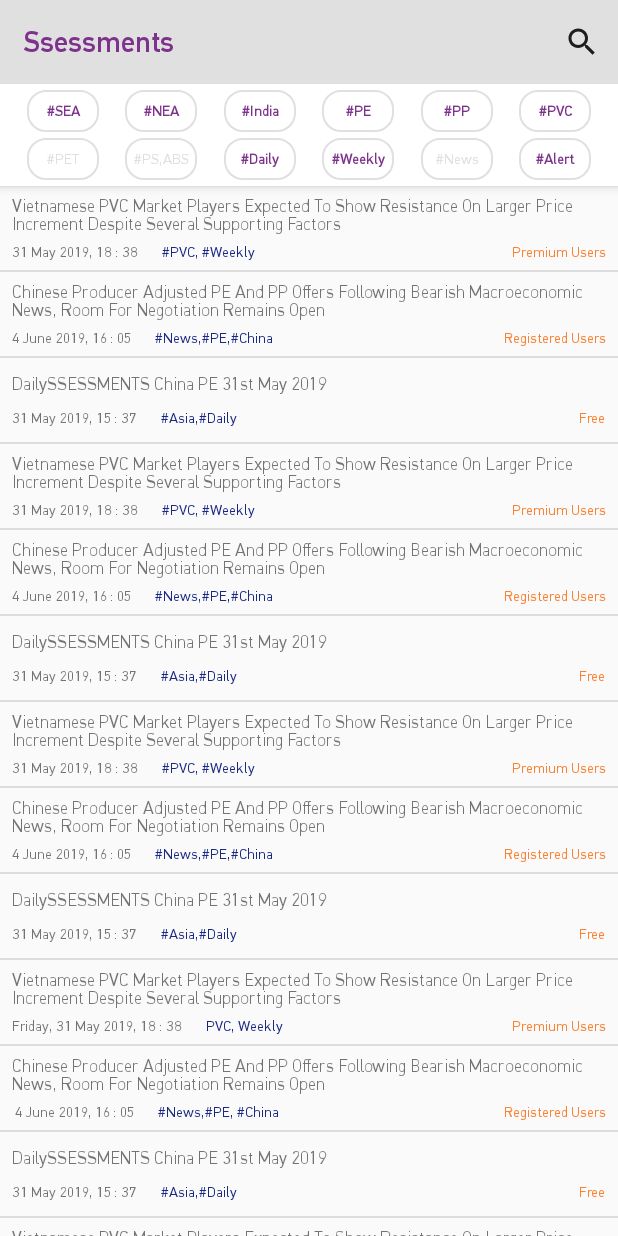
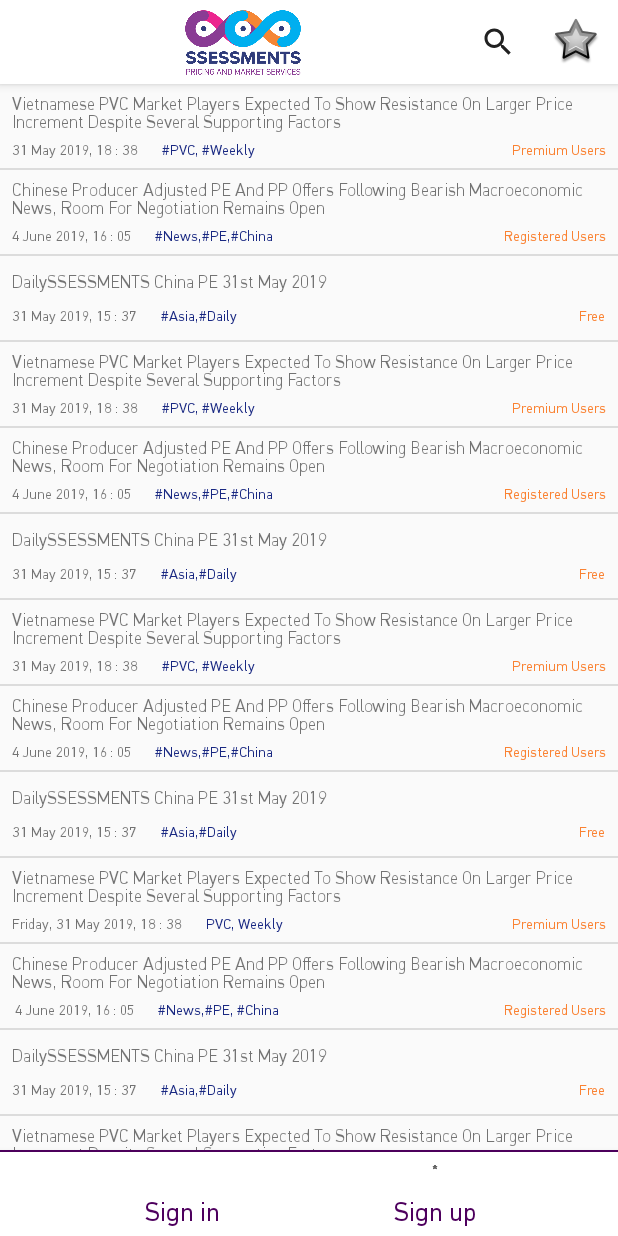
Before and after one commit to milenaasic/Ssessments, an Android app: the screen it shows after launch (MainActivity), on a phone screen of 412 x 824 dp. Run offline under Robolectric (Android 15) with nearby library versions, the phone set to English and light mode, and no system bars; our stand-ins replace navigation-ui; 1 statement that could not run was skipped.

Commit message:
3-7-2019 bottom navigation dodat

```diff
--- a/app/src/main/java/com/ssessment/MainActivity.kt
+++ b/app/src/main/java/com/ssessment/MainActivity.kt
@@ -8,17 +8,18 @@ import androidx.appcompat.app.AppCompatActivity
 import android.os.Bundle
 import android.provider.SearchRecentSuggestions
 import android.util.Log
-import android.view.Menu
-import android.view.MenuInflater
-import android.view.MenuItem
-import android.view.View
+import android.view.*
 import androidx.appcompat.widget.SearchView
 import androidx.appcompat.widget.Toolbar
 import androidx.constraintlayout.widget.ConstraintLayout
+import androidx.core.widget.NestedScrollView
 import androidx.drawerlayout.widget.DrawerLayout
 import androidx.navigation.NavController
 import androidx.navigation.findNavController
 import androidx.navigation.ui.NavigationUI
+import com.google.android.material.bottomnavigation.BottomNavigationView
+import com.google.android.material.chip.Chip
+import com.google.android.material.chip.ChipGroup
 import com.google.android.material.navigation.NavigationView
 import com.ssessment.search.MySuggestionProvider
 
@@ -34,13 +35,27 @@ class MainActivity : AppCompatActivity() {
         val myToolbar=findViewById<Toolbar>(R.id.toolbar)
         val myDrawerLayout: DrawerLayout =findViewById<DrawerLayout>(R.id.myDrawerLayout)
         val myNavigationView: NavigationView =findViewById<NavigationView>(R.id.myNavigationView)
+        val myBottomNavBar:BottomNavigationView=findViewById<BottomNavigationView>(R.id.bottom_navigation)
+        /*val chipGroup = findViewById<ChipGroup>(R.id.chip_regions)
+        val inflator = LayoutInflater.from(chipGroup.context)
+
+        val chip1 = inflator.inflate(R.layout.chip_single_region, chipGroup, false) as Chip
+        chip1.text = "China"
+        chip1.tag = "China"
+        chip1.setOnCheckedChangeListener { button, isChecked ->
+            //viewModel.onFilterChanged(button.tag as String, isChecked)
+        }
+
+        chipGroup.addView(chip1)*/
+
 
         setSupportActionBar(myToolbar)
 
-        tags=findViewById<ConstraintLayout>(R.id.tagsLayout)
+       // tags=findViewById<ConstraintLayout>(R.id.tagsLayout)
 
         navController=findNavController(R.id.mainNavHostFragment)
         NavigationUI.setupWithNavController(myToolbar,navController)
+        NavigationUI.setupWithNavController(myBottomNavBar,navController)
 
         //povezivanje Toolbara da bi pravilno prikazao Up odnosno drawer ikonicu
         NavigationUI.setupWithNavController(myToolbar, navController, myDrawerLayout)
@@ -54,7 +69,7 @@ class MainActivity : AppCompatActivity() {
 
     override fun onCreateOptionsMenu(menu: Menu?): Boolean {
         val inflater: MenuInflater = menuInflater
-        inflater.inflate(R.menu.settings, menu)
+        inflater.inflate(R.menu.settings2, menu)
         Log.v("milena ","on create")
         val searchManager = getSystemService(Context.SEARCH_SERVICE) as SearchManager
         var searchView = (menu!!.findItem(R.id.action_search).actionView as SearchView).apply {
--- a/app/src/main/java/com/ssessment/MainFragment.kt
+++ b/app/src/main/java/com/ssessment/MainFragment.kt
@@ -42,6 +42,6 @@ class mainFragment : Fragment() {
     override fun onResume() {
         super.onResume()
         val activity:AppCompatActivity= activity as AppCompatActivity
-        activity.tagsLayout.visibility=View.VISIBLE
+        //activity.tagsLayout.visibility=View.VISIBLE
     }
 }
--- a/app/src/main/java/com/ssessment/MySettingsFragment.kt
+++ b/app/src/main/java/com/ssessment/MySettingsFragment.kt
@@ -14,7 +14,7 @@ class MySettingsFragment : PreferenceFragmentCompat() {
         super.onCreate(savedInstanceState)
         setHasOptionsMenu(true)
         val activity: AppCompatActivity = activity as AppCompatActivity
-        activity.tagsLayout.visibility=View.GONE
+        //activity.tagsLayout.visibility=View.GONE
     }
 
     override fun onCreatePreferences(savedInstanceState: Bundle?, rootKey: String?) {
--- /dev/null
+++ b/app/src/main/res/color/state_color_highlight.xml
@@ -0,0 +1,5 @@
+<?xml version="1.0" encoding="utf-8"?>
+<selector xmlns:android="http://schemas.android.com/apk/res/android">
+    <item android:color="@color/logoPurple" android:state_selected="true" android:alpha="0.33" />
+    <item android:color="@color/logoPurple" android:alpha="0.18" />
+</selector>
--- /dev/null
+++ b/app/src/main/res/color/state_color_highlight_products.xml
@@ -0,0 +1,5 @@
+<?xml version="1.0" encoding="utf-8"?>
+<selector xmlns:android="http://schemas.android.com/apk/res/android">
+    <item android:color="@color/logoDeepBlue" android:state_selected="true" android:alpha="0.33" />
+    <item android:color="@color/logoDeepBlue" android:alpha="0.18" />
+</selector>
--- a/app/src/main/res/layout/activity_main.xml
+++ b/app/src/main/res/layout/activity_main.xml
@@ -1,24 +1,33 @@
 <?xml version="1.0" encoding="utf-8"?>
-
 <androidx.drawerlayout.widget.DrawerLayout
         xmlns:android="http://schemas.android.com/apk/res/android"
-        xmlns:tools="http://schemas.android.com/tools" xmlns:app="http://schemas.android.com/apk/res-auto"
+        xmlns:tools="http://schemas.android.com/tools"
+        xmlns:app="http://schemas.android.com/apk/res-auto"
         android:id="@+id/myDrawerLayout"
         android:layout_width="match_parent"
         android:layout_height="match_parent"
         android:fitsSystemWindows="true">
 
+    <androidx.constraintlayout.widget.ConstraintLayout
+        android:id="@+id/constraintlayout"
+        style="@style/Widget.Design.BottomNavigationView"
+        android:layout_width="match_parent"
+        android:layout_height="match_parent">
 
         <androidx.coordinatorlayout.widget.CoordinatorLayout
 
-            xmlns:app="http://schemas.android.com/apk/res-auto"
+            android:id="@+id/coordinatorLayout"
             android:layout_width="match_parent"
-            android:layout_height="match_parent">
+            android:layout_height="0dp"
+            app:layout_constraintBottom_toTopOf="@+id/bottom_navigation"
+            app:layout_constraintTop_toTopOf="parent"
+            app:layout_constraintVertical_bias="0.0"
+            tools:layout_editor_absoluteX="35dp">
 
             <androidx.core.widget.NestedScrollView
                 android:layout_width="match_parent"
                 android:layout_height="wrap_content"
-                app:layout_behavior="@string/appbar_scrolling_view_behavior" >
+                app:layout_behavior="@string/appbar_scrolling_view_behavior">
 
                 <fragment
                     android:id="@+id/mainNavHostFragment"
@@ -26,38 +35,69 @@
                     android:layout_width="match_parent"
                     android:layout_height="wrap_content"
                     app:defaultNavHost="true"
-                    app:navGraph="@navigation/navigation_main"
-            />
+                    app:navGraph="@navigation/navigation_main" />
 
             </androidx.core.widget.NestedScrollView>
 
             <com.google.android.material.appbar.AppBarLayout
                 android:id="@+id/appbar"
+                android:layout_width="match_parent"
                 android:layout_height="wrap_content"
-                android:layout_width="match_parent"
-                android:elevation="4dp"
-        >
-
+                android:elevation="4dp">
 
                 <androidx.appcompat.widget.Toolbar
                     android:id="@+id/toolbar"
+                    android:layout_width="match_parent"
                     android:layout_height="?attr/actionBarSize"
-                    android:layout_width="match_parent"
                     app:layout_scrollFlags="scroll|enterAlways"
-                    app:titleTextColor="@color/logoPurple"
                     app:theme="@style/myToolbarTheme"
-            >
+                    app:titleTextColor="@color/logoPurple">
+
+                    <ImageView
+                        android:id="@+id/imageView2"
+                        android:layout_width="wrap_content"
+                        android:layout_height="48dp"
+                        android:layout_gravity="center"
+                        app:srcCompat="@drawable/logo_ssessments"
+                        tools:srcCompat="@drawable/logo_ssessments" />
 
                 </androidx.appcompat.widget.Toolbar>
 
 
-            <include layout="@layout/tags_layout"
-                     android:id="@+id/tagsLayout"/>
+            </com.google.android.material.appbar.AppBarLayout>
 
-        </com.google.android.material.appbar.AppBarLayout>
+
+
 
         </androidx.coordinatorlayout.widget.CoordinatorLayout>
 
+        <ImageView
+            android:id="@+id/imageView3"
+            android:layout_width="match_parent"
+            android:layout_height="1dp"
+            app:layout_constraintBottom_toTopOf="@+id/bottom_navigation"
+            app:layout_constraintEnd_toEndOf="@+id/bottom_navigation"
+            app:layout_constraintStart_toStartOf="@+id/bottom_navigation"
+            app:srcCompat="@color/logoPurpleMatchingSecondary" />
+
+        <com.google.android.material.bottomnavigation.BottomNavigationView
+            android:id="@+id/bottom_navigation"
+            style="@style/Widget.MaterialComponents.BottomAppBar"
+            android:layout_width="match_parent"
+            android:layout_height="wrap_content"
+            app:itemBackground="@color/colorPrimary"
+            app:itemIconSize="4dp"
+            app:itemTextAppearanceActive="@style/Base.TextAppearance.AppCompat.Medium"
+            app:itemTextAppearanceInactive="@style/Base.TextAppearance.AppCompat.Medium"
+            app:itemTextColor="@color/logoPurpleMatchingSecondary"
+            app:layout_constraintBottom_toBottomOf="parent"
+            app:layout_constraintEnd_toEndOf="@+id/coordinatorLayout"
+            app:layout_constraintStart_toStartOf="@+id/coordinatorLayout"
+            app:menu="@menu/bottom_menu">
+
+        </com.google.android.material.bottomnavigation.BottomNavigationView>
+
+    </androidx.constraintlayout.widget.ConstraintLayout>
 
     <com.google.android.material.navigation.NavigationView
             android:id="@+id/myNavigationView"
@@ -67,7 +107,7 @@
             app:menu="@menu/nav_drawer_menu"
             android:fitsSystemWindows="true"
             app:headerLayout="@layout/nav_drawer_header"
-    />
+            android:theme="@style/ThemeOverlay.AppCompat.Dark" />
 
 
 </androidx.drawerlayout.widget.DrawerLayout>
--- a/app/src/main/res/layout/tags_layout.xml
+++ /dev/null
@@ -1,150 +0,0 @@
-<?xml version="1.0" encoding="utf-8"?>
-<androidx.constraintlayout.widget.ConstraintLayout xmlns:android="http://schemas.android.com/apk/res/android"
-                                                   xmlns:app="http://schemas.android.com/apk/res-auto"
-                                                   xmlns:tools="http://schemas.android.com/tools"
-                                                   android:layout_width="match_parent"
-                                                   android:layout_height="wrap_content"
-                                                   app:layout_scrollFlags="scroll|enterAlways"
-                                                   android:background="@android:color/background_light"
-                                                   android:paddingTop="4dp" android:paddingBottom="4dp">
-
-    <Button
-            android:text="#SEA"
-            android:layout_width="wrap_content"
-            android:layout_height="wrap_content"
-            android:id="@+id/button1"
-            android:textAppearance="@style/TextAppearance.AppCompat.Body1"
-            style="@style/MyButtonPressed"
-            android:background="@drawable/button_oval_shape"
-            app:layout_constraintStart_toStartOf="parent" app:layout_constraintHorizontal_bias="0.5"
-            app:layout_constraintEnd_toStartOf="@+id/button2"
-            app:layout_constraintTop_toTopOf="parent"/>
-    <Button
-            android:text="#NEA"
-            android:layout_width="wrap_content"
-            android:layout_height="wrap_content"
-            android:id="@+id/button2"
-            android:textAppearance="@style/TextAppearance.AppCompat.Body1"
-            style="@style/MyButtonPressed"
-            android:background="@drawable/button_oval_shape"
-            app:layout_constraintStart_toEndOf="@+id/button1"
-            app:layout_constraintHorizontal_bias="0.5" app:layout_constraintEnd_toStartOf="@+id/button3"
-            app:layout_constraintBaseline_toBaselineOf="@+id/button1"/>
-    <Button
-            android:text="#India"
-            android:layout_width="wrap_content"
-            android:layout_height="wrap_content"
-            android:id="@+id/button3"
-            android:textAppearance="@style/TextAppearance.AppCompat.Body1"
-            style="@style/MyButtonPressed"
-            android:background="@drawable/button_oval_shape"
-            app:layout_constraintStart_toEndOf="@+id/button2"
-            app:layout_constraintHorizontal_bias="0.5" app:layout_constraintEnd_toStartOf="@+id/button4"
-            app:layout_constraintBaseline_toBaselineOf="@+id/button2"/>
-    <Button
-            android:text="#PE"
-            android:layout_width="wrap_content"
-            android:layout_height="wrap_content"
-            android:id="@+id/button4"
-            android:textAppearance="@style/TextAppearance.AppCompat.Body1"
-            style="@style/MyButtonPressed"
-            android:background="@drawable/button_oval_shape"
-            app:layout_constraintStart_toEndOf="@+id/button3"
-            app:layout_constraintHorizontal_bias="0.5" app:layout_constraintEnd_toStartOf="@+id/button5"
-            app:layout_constraintBaseline_toBaselineOf="@+id/button3"/>
-    <Button
-            android:text="#PP"
-            android:layout_width="wrap_content"
-            android:layout_height="wrap_content"
-            android:id="@+id/button5"
-
-            android:textAppearance="@style/TextAppearance.AppCompat.Body1"
-            style="@style/MyButtonPressed"
-            android:background="@drawable/button_oval_shape"
-            app:layout_constraintStart_toEndOf="@+id/button4"
-            app:layout_constraintHorizontal_bias="0.5" app:layout_constraintEnd_toStartOf="@+id/button6"
-            app:layout_constraintBaseline_toBaselineOf="@+id/button4"/>
-    <Button
-            android:text="#PVC"
-            android:layout_width="wrap_content"
-            android:layout_height="wrap_content"
-            android:id="@+id/button6"
-            android:textAppearance="@style/TextAppearance.AppCompat.Body1"
-            style="@style/MyButtonPressed"
-            android:background="@drawable/button_oval_shape"
-            app:layout_constraintStart_toEndOf="@+id/button5" app:layout_constraintHorizontal_bias="0.5"
-            app:layout_constraintEnd_toEndOf="parent" app:layout_constraintBaseline_toBaselineOf="@+id/button5"/>
-    <Button
-            android:id="@+id/button7"
-            android:text="#PET"
-            android:layout_width="wrap_content"
-            android:layout_height="wrap_content"
-            android:textAppearance="@style/TextAppearance.AppCompat.Body1"
-            style="@style/MyButton"
-            android:background="@drawable/button_oval_shape"
-            app:layout_constraintStart_toStartOf="parent" app:layout_constraintHorizontal_bias="0.5"
-            app:layout_constraintEnd_toStartOf="@+id/button8"
-            app:layout_constraintTop_toBottomOf="@+id/button1" android:layout_marginTop="4dp"/>
-    <Button
-            android:text="#PS,ABS"
-            android:layout_width="wrap_content"
-            android:layout_height="wrap_content"
-
-            android:textAppearance="@style/TextAppearance.AppCompat.Body1"
-            style="@style/MyButton"
-            android:background="@drawable/button_oval_shape"
-            android:id="@+id/button8"
-            app:layout_constraintStart_toEndOf="@+id/button7" app:layout_constraintHorizontal_bias="0.5"
-            app:layout_constraintEnd_toStartOf="@+id/button9"
-            app:layout_constraintBaseline_toBaselineOf="@+id/button7"/>
-    <Button
-            android:id="@+id/button9"
-            android:text="#Daily"
-
-            android:layout_width="wrap_content"
-            android:layout_height="wrap_content"
-            android:textAppearance="@style/TextAppearance.AppCompat.Body1"
-            style="@style/MyButtonPressed"
-            android:background="@drawable/button_oval_shape"
-            app:layout_constraintStart_toEndOf="@+id/button8"
-            app:layout_constraintHorizontal_bias="0.5" app:layout_constraintEnd_toStartOf="@+id/button10"
-            app:layout_constraintBaseline_toBaselineOf="@+id/button8"/>
-
-    <Button
-            android:id="@+id/button10"
-            android:text="#Weekly"
-
-            android:layout_width="wrap_content"
-            android:layout_height="wrap_content"
-            android:textAppearance="@style/TextAppearance.AppCompat.Body1"
-            style="@style/MyButtonPressed"
-            android:background="@drawable/button_oval_shape"
-            app:layout_constraintStart_toEndOf="@+id/button9"
-            app:layout_constraintHorizontal_bias="0.5" app:layout_constraintEnd_toStartOf="@+id/button11"
-            app:layout_constraintBaseline_toBaselineOf="@+id/button9"/>
-
-    <Button
-            android:id="@+id/button11"
-            android:text="#News"
-            style="@style/MyButton"
-            android:background="@drawable/button_oval_shape"
-            android:layout_width="wrap_content"
-            android:layout_height="wrap_content"
-            android:textAppearance="@style/TextAppearance.AppCompat.Body1"
-            app:layout_constraintStart_toEndOf="@+id/button10"
-            app:layout_constraintHorizontal_bias="0.5" app:layout_constraintEnd_toStartOf="@+id/button12"
-            app:layout_constraintBaseline_toBaselineOf="@+id/button10"/>
-
-    <Button
-            android:id="@+id/button12"
-            android:text="#Alert"
-            style="@style/MyButtonPressed"
-            android:background="@drawable/button_oval_shape"
-            android:layout_width="wrap_content"
-            android:layout_height="wrap_content"
-            android:textAppearance="@style/TextAppearance.AppCompat.Body1"
-            app:layout_constraintStart_toEndOf="@+id/button11"
-            app:layout_constraintHorizontal_bias="0.5" app:layout_constraintEnd_toEndOf="parent"
-            app:layout_constraintBaseline_toBaselineOf="@+id/button11"/>
-
-</androidx.constraintlayout.widget.ConstraintLayout>
--- /dev/null
+++ b/app/src/main/res/menu/bottom_menu.xml
@@ -0,0 +1,13 @@
+<?xml version="1.0" encoding="utf-8"?>
+<menu xmlns:android="http://schemas.android.com/apk/res/android">
+
+    <item
+        android:title="Sign in"
+        android:id="@+id/sign_in_item"
+        android:icon="@android:drawable/star_big_off"/>
+
+    <item
+        android:title="Sign up"
+        android:id="@+id/sign_up_item"
+        android:icon="@android:drawable/star_big_off"/>
+</menu>
--- a/app/src/main/res/menu/settings.xml
+++ /dev/null
@@ -1,13 +0,0 @@
-<?xml version="1.0" encoding="utf-8"?>
-<menu xmlns:android="http://schemas.android.com/apk/res/android" xmlns:app="http://schemas.android.com/apk/res-auto">
-
-    <item
-            android:id="@+id/action_search"
-            android:icon="@android:drawable/ic_menu_search"
-            app:actionViewClass="androidx.appcompat.widget.SearchView"
-            android:title="Search"
-            app:showAsAction="always"
-            />
-
-
-</menu>
--- /dev/null
+++ b/app/src/main/res/menu/settings2.xml
@@ -0,0 +1,17 @@
+<?xml version="1.0" encoding="utf-8"?>
+<menu xmlns:android="http://schemas.android.com/apk/res/android"
+    xmlns:app="http://schemas.android.com/apk/res-auto">
+
+    <item
+        android:id="@+id/action_search"
+        android:icon="@android:drawable/ic_menu_search"
+        app:actionViewClass="androidx.appcompat.widget.SearchView"
+        android:title="Search"
+        app:showAsAction="always"
+        />
+    <item
+        android:id="@+id/filter_menu_item"
+        android:icon="@android:drawable/star_big_off"
+        android:title="Filter"
+        app:showAsAction="always" />
+</menu>
--- a/app/src/main/res/values/colors.xml
+++ b/app/src/main/res/values/colors.xml
@@ -1,7 +1,7 @@
 <?xml version="1.0" encoding="utf-8"?>
 <resources>
-    <color name="colorPrimary">#e0e0e0</color>
-    <color name="colorPrimaryDark">#4e005e</color>
+    <color name="colorPrimary">#ffffff</color>
+    <color name="colorPrimaryDark">#4E005E</color>
     <color name="colorAccent">#Fa8232</color>
 
     <color name="logoDeepBlue">#192882</color>
@@ -11,7 +11,7 @@
     <color name="logoPink">#E61E8C</color>
     <color name="logoPurpleMatchingSecondary">#4E005E</color>
 
-    <color name="lightGrey">#e0e0e0</color>
+    <color name="lightGrey">#E0E0E0</color>
     <color name="white">#ffffff</color>
 
 
--- a/app/src/main/res/values/strings.xml
+++ b/app/src/main/res/values/strings.xml
@@ -12,5 +12,10 @@
 
     <!-- search interface-->
     <string name="app_label">Ssessments</string>
+
+
     <string name="search_hint">Search News</string>
+    <string name="region_1">SEA</string>
+    <string name="region_2">NEA</string>
+    <string name="region_3">Indian Subcontinent</string>
 </resources>
```
Also changed, not shown: app/src/main/res/layout/chip_regions_layout.xml (added, +70 -0 lines), app/src/main/res/layout/chip_single_region.xml (added, +14 -0 lines), app/src/main/res/layout/chips_product_layout.xml (added, +93 -0 lines). Lines whose indentation alone changed are shown as unchanged.
